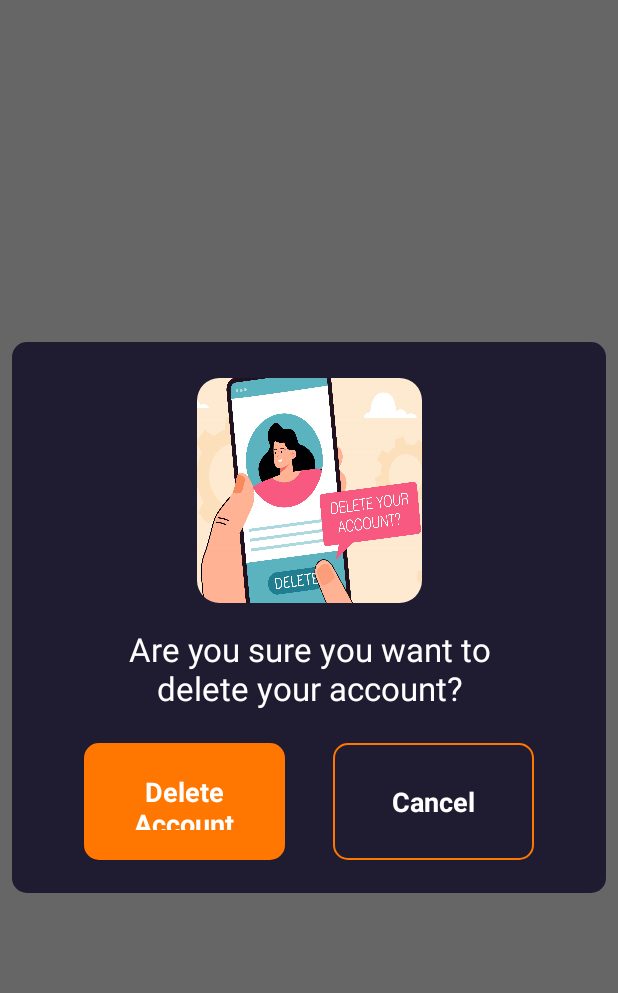
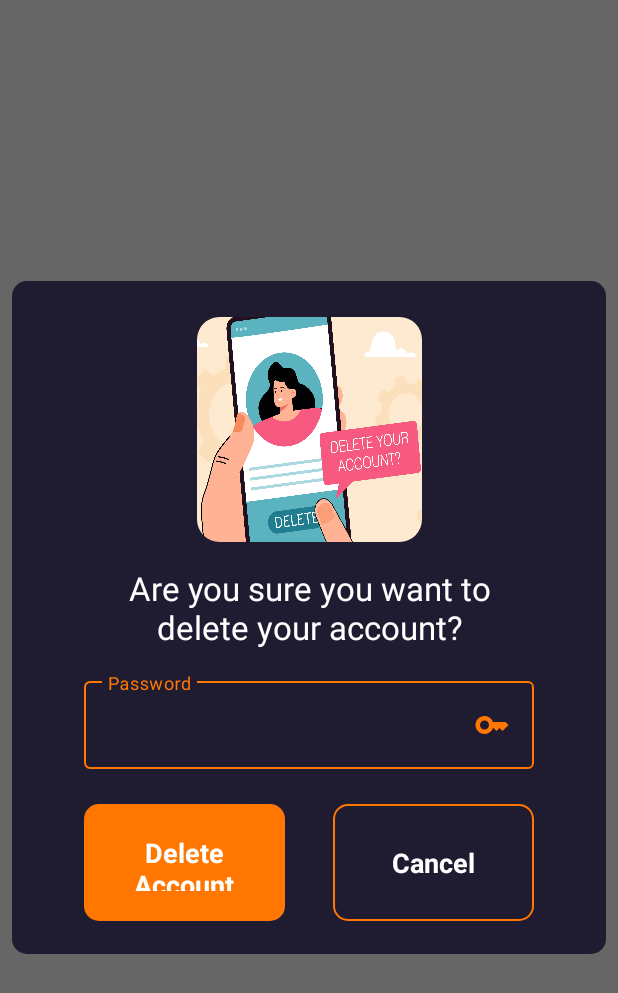
Before and after one commit to AhmetOcak/KotlinChatApp, an Android app: the fragment DeleteAccountDialogFragment shown on its own in the app's theme, on a phone screen of 412 x 824 dp. Shown: the top 993 px of the screen. Run offline under Robolectric (Android 15) with nearby library versions, the phone set to English and light mode, and no system bars; our stand-ins replace data binding.

Commit message:
password text field added

```diff
--- a/features/src/main/res/layout/custom_delete_account_dialog.xml
+++ b/features/src/main/res/layout/custom_delete_account_dialog.xml
@@ -1,7 +1,14 @@
 <?xml version="1.0" encoding="utf-8"?>
+<layout xmlns:android="http://schemas.android.com/apk/res/android"
+    xmlns:app="http://schemas.android.com/apk/res-auto">
+
+    <data>
+        <variable
+            name="viewModel"
+            type="com.ahmet.features.dialogs.deleteaccount.DeleteAccountDialogViewModel" />
+    </data>
+
     <androidx.constraintlayout.widget.ConstraintLayout
-    xmlns:android="http://schemas.android.com/apk/res/android"
-    xmlns:app="http://schemas.android.com/apk/res-auto"
         android:id="@+id/customLogOutDialog"
         android:layout_width="wrap_content"
         android:layout_height="wrap_content"
@@ -16,27 +23,55 @@
             android:layout_width="150dp"
             android:layout_height="150dp"
             android:layout_margin="24dp"
+            android:scaleType="fitXY"
             android:src="@drawable/deleteaccount"
-        android:scaleType="fitXY"
-        app:shapeAppearanceOverlay="@style/DelAccImgBackg"
             app:layout_constraintEnd_toEndOf="parent"
             app:layout_constraintStart_toStartOf="parent"
-        app:layout_constraintTop_toTopOf="parent" />
+            app:layout_constraintTop_toTopOf="parent"
+            app:shapeAppearanceOverlay="@style/DelAccImgBackg" />
 
         <TextView
             android:id="@+id/textView2"
             android:layout_width="300dp"
             android:layout_height="wrap_content"
+            android:layout_marginHorizontal="48dp"
             android:layout_marginTop="16dp"
             android:text="@string/delete_account_message"
             android:textAlignment="center"
             android:textAppearance="@style/TextAppearance.AppCompat.Large"
             android:textColor="@color/white"
-        android:layout_marginHorizontal="48dp"
             app:layout_constraintEnd_toEndOf="parent"
             app:layout_constraintHorizontal_bias="0.5"
             app:layout_constraintStart_toStartOf="parent"
             app:layout_constraintTop_toBottomOf="@+id/imageView3" />
+
+        <com.google.android.material.textfield.TextInputLayout
+            android:id="@+id/loginPassword"
+            style="@style/Widget.MaterialComponents.TextInputLayout.OutlinedBox"
+            android:layout_width="0dp"
+            android:layout_height="65dp"
+            android:textColorHint="@color/white_100"
+            android:theme="@style/TextInputLayoutAppearance"
+            android:layout_marginTop="16dp"
+            android:layout_marginHorizontal="48dp"
+            app:boxStrokeColor="@color/orange"
+            app:boxStrokeWidth="1dp"
+            app:boxStrokeWidthFocused="1dp"
+            app:hintTextColor="@color/orange"
+            app:layout_constraintEnd_toEndOf="parent"
+            app:layout_constraintStart_toStartOf="parent"
+            app:layout_constraintTop_toBottomOf="@+id/textView2">
+
+            <com.google.android.material.textfield.TextInputEditText
+                android:id="@+id/loginPasswordEditText"
+                android:layout_width="match_parent"
+                android:layout_height="wrap_content"
+                android:drawableEnd="@drawable/ic_baseline_key"
+                android:hint="@string/password"
+                android:inputType="textPassword"
+                android:text="@={viewModel.userPassword}"
+                android:textColor="@color/white_100" />
+        </com.google.android.material.textfield.TextInputLayout>
 
         <Button
             android:id="@+id/dialogDeleteAccountButtonDAD"
@@ -46,18 +81,20 @@
             android:textAppearance="@style/TextAppearance.AppCompat.Medium"
             app:layout_constraintBottom_toBottomOf="parent"
             app:layout_constraintStart_toStartOf="parent"
-        app:layout_constraintTop_toBottomOf="@+id/textView2" />
+            app:layout_constraintTop_toBottomOf="@+id/loginPassword" />
 
         <Button
             android:id="@+id/dialogCancelButtonDAD"
             style="@style/CustomButtonStyle"
+            android:layout_marginRight="48dp"
             android:backgroundTint="@color/light_purple"
             android:text="@string/cancel"
             android:textAppearance="@style/TextAppearance.AppCompat.Medium"
-        android:layout_marginRight="48dp"
             app:layout_constraintBottom_toBottomOf="parent"
             app:layout_constraintEnd_toEndOf="parent"
-        app:layout_constraintTop_toBottomOf="@+id/textView2"
+            app:layout_constraintTop_toBottomOf="@+id/loginPassword"
             app:strokeColor="@color/orange"
             app:strokeWidth="1dp" />
     </androidx.constraintlayout.widget.ConstraintLayout>
+
+</layout>
```
Lines whose indentation alone changed are shown as unchanged.
